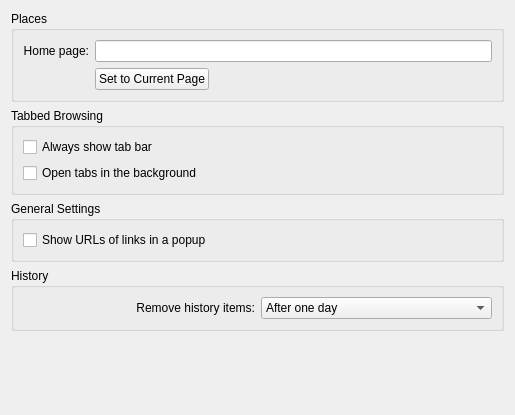
First picture: the form in src/settings_general.ui, repository KDE/rekonq, before the edit.
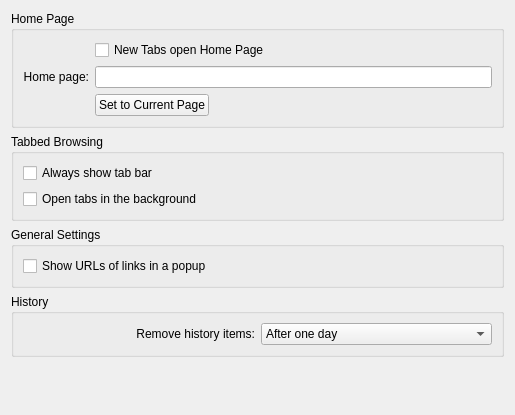
Second picture: the form after the edit. Custom widgets are drawn as their Qt base class.

Commit message: Applied Lindsay's patch about opening Home Page in new tabs and changed a bit General UI

Patch:
```diff
--- a/src/settings_general.ui
+++ b/src/settings_general.ui
@@ -17,10 +17,10 @@
    <item>
     <widget class="QGroupBox" name="groupBox">
      <property name="title">
-      <string>Places</string>
+      <string>Home Page</string>
      </property>
      <layout class="QGridLayout" name="gridLayout">
-      <item row="0" column="0">
+      <item row="1" column="0">
        <widget class="QLabel" name="label_3">
         <property name="text">
          <string>Home page:</string>
@@ -30,7 +30,7 @@
         </property>
        </widget>
       </item>
-      <item row="0" column="1">
+      <item row="1" column="1">
        <widget class="KLineEdit" name="kcfg_homePage">
         <property name="sizePolicy">
          <sizepolicy hsizetype="MinimumExpanding" vsizetype="Fixed">
@@ -40,7 +40,7 @@
         </property>
        </widget>
       </item>
-      <item row="1" column="1">
+      <item row="2" column="1">
        <layout class="QHBoxLayout" name="horizontalLayout">
         <item>
          <widget class="QPushButton" name="setHomeToCurrentPageButton">
@@ -64,6 +64,13 @@
         </item>
        </layout>
       </item>
+      <item row="0" column="1">
+       <widget class="QCheckBox" name="kcfg_newTabsOpenHomePage">
+        <property name="text">
+         <string>New Tabs open Home Page</string>
+        </property>
+       </widget>
+      </item>
      </layout>
     </widget>
    </item>
```
The commit also changes 2 other files.
